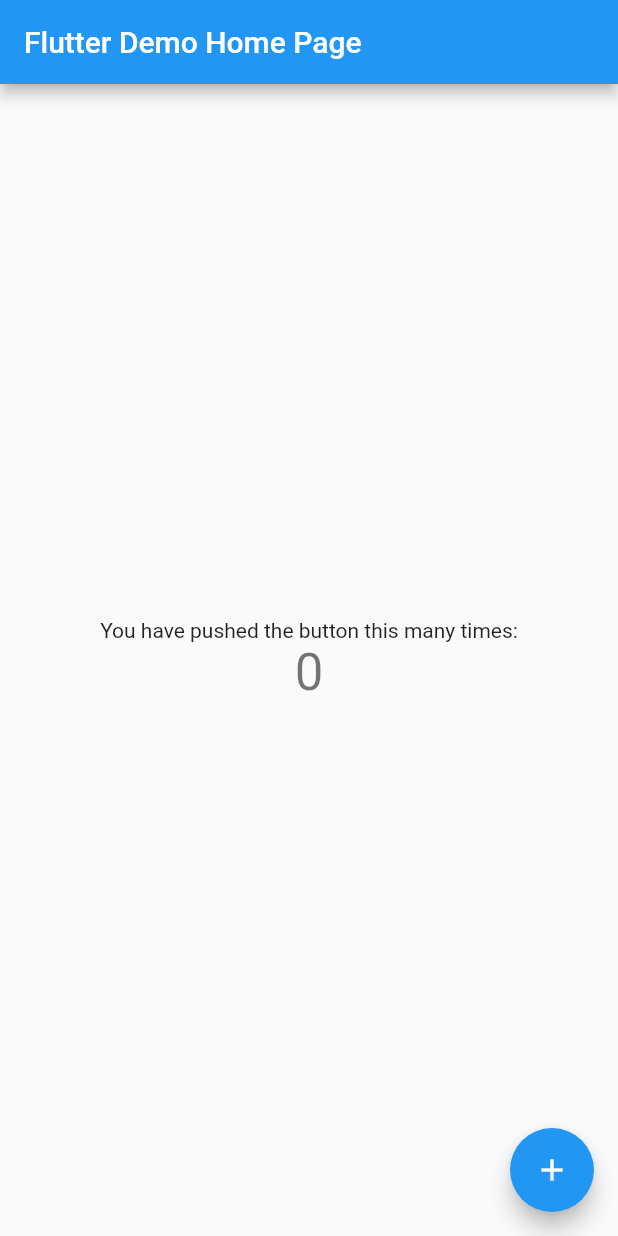
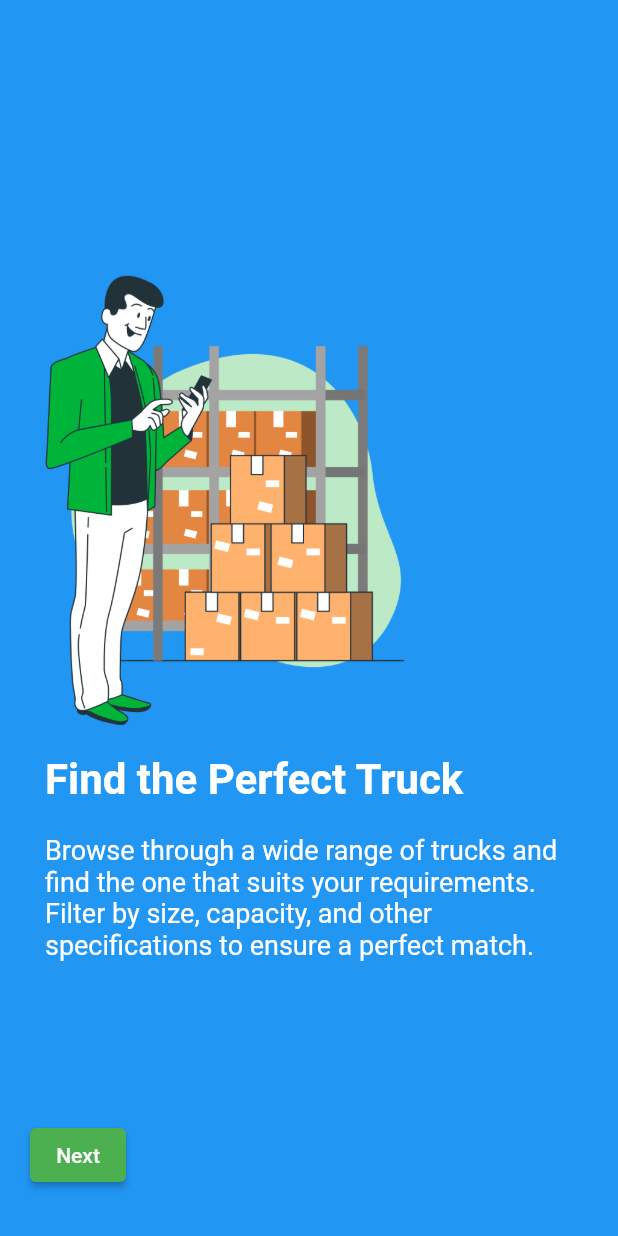
Before and after one commit to ChandraChaan/logistics_app, a Flutter app: the screen it shows after launch, on a phone screen of 412 x 824 dp. Run offline on Flutter 3.47's test engine with Material 2 defaults, Android fonts, the light colour scheme and no system bars.

Commit message:
intro files in progress

```diff
--- /dev/null
+++ b/lib/intro_screen.dart
@@ -0,0 +1,143 @@
+import 'package:flutter/material.dart';
+
+class IntroductionScreenPage extends StatefulWidget {
+  @override
+  _IntroductionScreenPageState createState() => _IntroductionScreenPageState();
+}
+
+class _IntroductionScreenPageState extends State<IntroductionScreenPage> {
+  final PageController _pageController = PageController(initialPage: 0);
+  int _currentPageIndex = 0;
+
+  final List<IntroScreen> introScreens = [
+    IntroScreen(
+      title: "Find the Perfect Truck",
+      description:
+      "Browse through a wide range of trucks and find the one that suits your requirements. Filter by size, capacity, and other specifications to ensure a perfect match.",
+      color: Colors.blue,
+      image: 'assets/images/intro_screen_1.png',
+    ),
+    IntroScreen(
+      title: "Track Your Shipment",
+      description:
+      "Stay updated throughout the journey. Track your shipment in real-time and receive notifications at every step of the process.",
+      color: Colors.green,
+      image: 'assets/images/intro_screen_2.png',
+    ),
+    IntroScreen(
+      title: "Effortless Delivery",
+      description: "Sit back and relax while we handle the delivery for you.",
+      color: Colors.orange,
+      image: 'assets/images/intro_screen_3.png',
+    ),
+  ];
+
+  @override
+  Widget build(BuildContext context) {
+    return Scaffold(
+      body: Stack(
+        children: [
+          PageView.builder(
+            controller: _pageController,
+            itemCount: introScreens.length,
+            onPageChanged: (index) {
+              setState(() {
+                _currentPageIndex = index;
+              });
+            },
+            itemBuilder: (context, index) {
+              return IntroScreenWidget(introScreens[index]);
+            },
+          ),
+          Positioned(
+            left: 20,
+            right: 20,
+            bottom: 30,
+            child: Row(
+              mainAxisAlignment: MainAxisAlignment.spaceBetween,
+              children: [
+                if (_currentPageIndex != 0)
+                  ElevatedButton(
+                    onPressed: () {
+                      _pageController.previousPage(
+                        duration: Duration(milliseconds: 500),
+                        curve: Curves.ease,
+                      );
+                    },
+                    child: Text('Previous'),
+                  ),
+                if (_currentPageIndex != introScreens.length - 1)
+                  ElevatedButton(
+                    onPressed: () {
+                      _pageController.nextPage(
+                        duration: Duration(milliseconds: 500),
+                        curve: Curves.ease,
+                      );
+                    },
+                    child: Text('Next'),
+                  ),
+                if (_currentPageIndex == introScreens.length - 1)
+                  ElevatedButton(
+                    onPressed: () {
+                      // Handle Done action
+                    },
+                    child: Text('Done'),
+                  ),
+              ],
+            ),
+          ),
+        ],
+      ),
+    );
+  }
+}
+
+class IntroScreen {
+  final String title;
+  final String description;
+  final Color color;
+  final String image;
+
+  IntroScreen({required this.title, required this.description, required this.color, required this.image});
+}
+
+class IntroScreenWidget extends StatelessWidget {
+  final IntroScreen introScreen;
+
+  IntroScreenWidget(this.introScreen);
+
+  @override
+  Widget build(BuildContext context) {
+    return Container(
+      color: introScreen.color,
+      padding: EdgeInsets.symmetric(horizontal: 30.0),
+      child: Column(
+        mainAxisAlignment: MainAxisAlignment.center,
+        crossAxisAlignment: CrossAxisAlignment.start,
+        children: [
+          Image.asset(
+            introScreen.image,
+            height: 300,
+          ),
+          SizedBox(height: 20.0),
+          Text(
+            introScreen.title,
+            style: TextStyle(
+              fontSize: 28.0,
+              fontWeight: FontWeight.bold,
+              color: Colors.white,
+            ),
+          ),
+          SizedBox(height: 20.0),
+          Text(
+            introScreen.description,
+            style: TextStyle(
+              fontSize: 18.0,
+              color: Colors.white,
+            ),
+          ),
+        ],
+      ),
+    );
+  }
+}
--- a/lib/main.dart
+++ b/lib/main.dart
@@ -1,4 +1,7 @@
 import 'package:flutter/material.dart';
+import 'package:logistics_app/slash_screen.dart';
+
+import 'intro_screen.dart';
 
 void main() {
   runApp(const MyApp());
@@ -11,105 +14,12 @@
   @override
   Widget build(BuildContext context) {
     return MaterialApp(
-      title: 'Flutter Demo',
+      debugShowCheckedModeBanner: false,
+      title: 'Logistics App',
       theme: ThemeData(
-        // This is the theme of your application.
-        //
-        // Try running your application with "flutter run". You'll see the
-        // application has a blue toolbar. Then, without quitting the app, try
-        // changing the primarySwatch below to Colors.green and then invoke
-        // "hot reload" (press "r" in the console where you ran "flutter run",
-        // or simply save your changes to "hot reload" in a Flutter IDE).
-        // Notice that the counter didn't reset back to zero; the application
-        // is not restarted.
-        primarySwatch: Colors.blue,
+        primarySwatch: Colors.green,
       ),
-      home: const MyHomePage(title: 'Flutter Demo Home Page'),
+      home: IntroductionScreenPage(),
     );
   }
 }
-
-class MyHomePage extends StatefulWidget {
-  const MyHomePage({super.key, required this.title});
-
-  // This widget is the home page of your application. It is stateful, meaning
-  // that it has a State object (defined below) that contains fields that affect
-  // how it looks.
-
-  // This class is the configuration for the state. It holds the values (in this
-  // case the title) provided by the parent (in this case the App widget) and
-  // used by the build method of the State. Fields in a Widget subclass are
-  // always marked "final".
-
-  final String title;
-
-  @override
-  State<MyHomePage> createState() => _MyHomePageState();
-}
-
-class _MyHomePageState extends State<MyHomePage> {
-  int _counter = 0;
-
-  void _incrementCounter() {
-    setState(() {
-      // This call to setState tells the Flutter framework that something has
-      // changed in this State, which causes it to rerun the build method below
-      // so that the display can reflect the updated values. If we changed
-      // _counter without calling setState(), then the build method would not be
-      // called again, and so nothing would appear to happen.
-      _counter++;
-    });
-  }
-
-  @override
-  Widget build(BuildContext context) {
-    // This method is rerun every time setState is called, for instance as done
-    // by the _incrementCounter method above.
-    //
-    // The Flutter framework has been optimized to make rerunning build methods
-    // fast, so that you can just rebuild anything that needs updating rather
-    // than having to individually change instances of widgets.
-    return Scaffold(
-      appBar: AppBar(
-        // Here we take the value from the MyHomePage object that was created by
-        // the App.build method, and use it to set our appbar title.
-        title: Text(widget.title),
-      ),
-      body: Center(
-        // Center is a layout widget. It takes a single child and positions it
-        // in the middle of the parent.
-        child: Column(
-          // Column is also a layout widget. It takes a list of children and
-          // arranges them vertically. By default, it sizes itself to fit its
-          // children horizontally, and tries to be as tall as its parent.
-          //
-          // Invoke "debug painting" (press "p" in the console, choose the
-          // "Toggle Debug Paint" action from the Flutter Inspector in Android
-          // Studio, or the "Toggle Debug Paint" command in Visual Studio Code)
-          // to see the wireframe for each widget.
-          //
-          // Column has various properties to control how it sizes itself and
-          // how it positions its children. Here we use mainAxisAlignment to
-          // center the children vertically; the main axis here is the vertical
-          // axis because Columns are vertical (the cross axis would be
-          // horizontal).
-          mainAxisAlignment: MainAxisAlignment.center,
-          children: <Widget>[
-            const Text(
-              'You have pushed the button this many times:',
-            ),
-            Text(
-              '$_counter',
-              style: Theme.of(context).textTheme.headline4,
-            ),
-          ],
-        ),
-      ),
-      floatingActionButton: FloatingActionButton(
-        onPressed: _incrementCounter,
-        tooltip: 'Increment',
-        child: const Icon(Icons.add),
-      ), // This trailing comma makes auto-formatting nicer for build methods.
-    );
-  }
-}
--- /dev/null
+++ b/lib/slash_screen.dart
@@ -0,0 +1,19 @@
+import 'package:flutter/material.dart';
+
+class SlashScreen extends StatelessWidget {
+  const SlashScreen({super.key});
+
+  @override
+  Widget build(BuildContext context) {
+    return Scaffold(
+      body: Container(
+        color: Colors.blue.shade50,
+          height: MediaQuery.of(context).size.height,
+          width: MediaQuery.of(context).size.width,
+          child: Padding(
+            padding: const EdgeInsets.all(58.0),
+            child: Center(child: Image.asset('assets/images/logo.png')),
+          )),
+    );
+  }
+}
--- a/pubspec.yaml
+++ b/pubspec.yaml
@@ -36,6 +36,7 @@
   # The following adds the Cupertino Icons font to your application.
   # Use with the CupertinoIcons class for iOS style icons.
   cupertino_icons: ^1.0.2
+  introduction_screen:
 
 dev_dependencies:
   flutter_test:
@@ -60,8 +61,8 @@
   uses-material-design: true
 
   # To add assets to your application, add an assets section, like this:
-  # assets:
-  #   - images/a_dot_burr.jpeg
+  assets:
+    - assets/images/
   #   - images/a_dot_ham.jpeg
 
   # An image asset can refer to one or more resolution-specific "variants", see
```
Also changed, not shown: assets/images/intro_screen_1.png (added), assets/images/intro_screen_2.png (added), assets/images/intro_screen_3.png (added), assets/images/logo.png (added), pubspec.lock.
